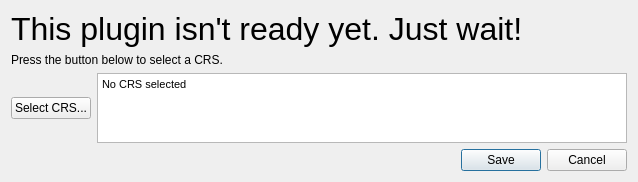
This is quickcrs_dialog_base.ui in mstuyts/QuickCRS as Qt 5 draws it before an edit. The edited form follows.
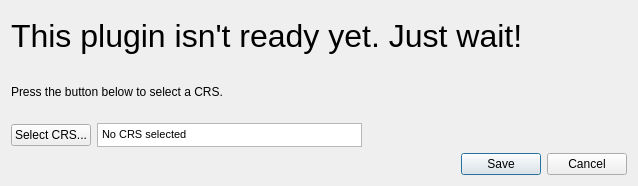
This is the edited form.

The edit to the form file:
```diff
--- a/quickcrs_dialog_base.ui
+++ b/quickcrs_dialog_base.ui
@@ -7,7 +7,7 @@
     <x>0</x>
     <y>0</y>
     <width>638</width>
-    <height>170</height>
+    <height>186</height>
    </rect>
   </property>
   <property name="windowTitle">
@@ -55,6 +55,12 @@
        </item>
        <item>
         <widget class="QTextBrowser" name="labelselectedcrs">
+         <property name="maximumSize">
+          <size>
+           <width>16777215</width>
+           <height>24</height>
+          </size>
+         </property>
          <property name="html">
           <string>&lt;!DOCTYPE HTML PUBLIC &quot;-//W3C//DTD HTML 4.0//EN&quot; &quot;http://www.w3.org/TR/REC-html40/strict.dtd&quot;&gt;
 &lt;html&gt;&lt;head&gt;&lt;meta name=&quot;qrichtext&quot; content=&quot;1&quot; /&gt;&lt;style type=&quot;text/css&quot;&gt;
@@ -64,6 +70,19 @@
          </property>
         </widget>
        </item>
+       <item>
+        <spacer name="horizontalSpacer">
+         <property name="orientation">
+          <enum>Qt::Horizontal</enum>
+         </property>
+         <property name="sizeHint" stdset="0">
+          <size>
+           <width>40</width>
+           <height>20</height>
+          </size>
+         </property>
+        </spacer>
+       </item>
       </layout>
      </item>
      <item>
```
